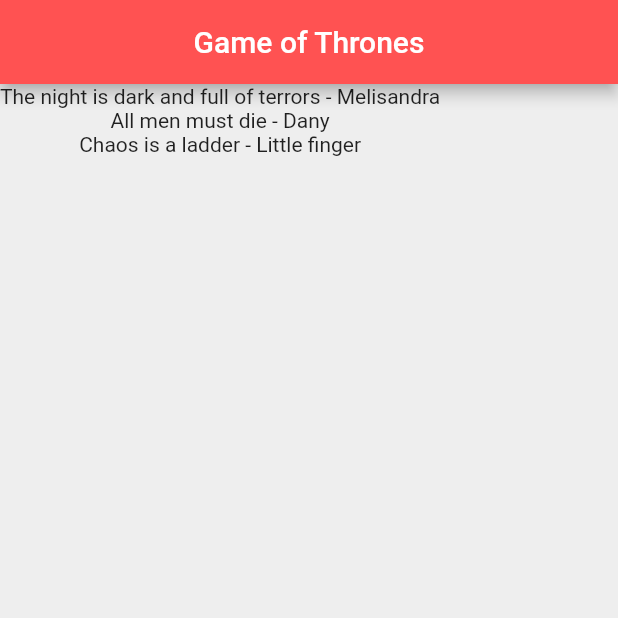
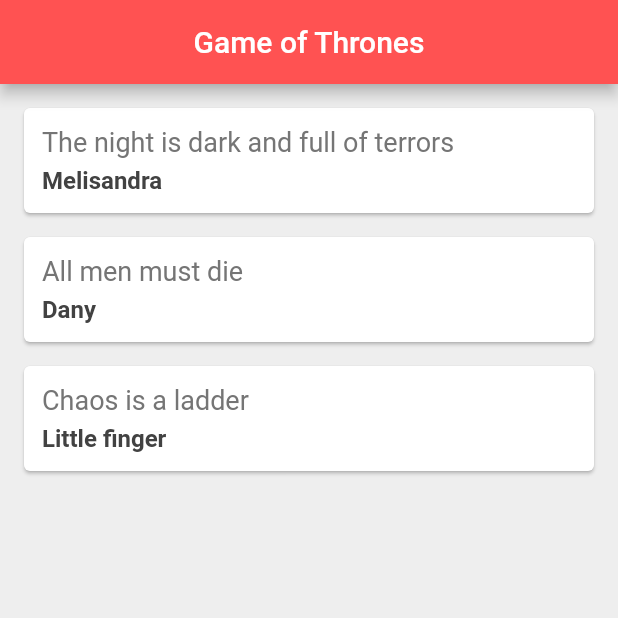
Before and after one commit to wernerCST/listdata, a Flutter app: the screen it shows after launch, on a phone screen of 412 x 824 dp, the top half of it. Run offline on Flutter 3.47's test engine with Material 2 defaults, Android fonts, the phone set to English and light mode, and no system bars.

Commit message:
creating widget class in order to return a card widget to display class data in a clear way

```diff
--- a/lib/main.dart
+++ b/lib/main.dart
@@ -15,6 +15,38 @@ class _QuoteListState extends State<QuoteList> {
     Quote(character: 'Melisandra', text: 'The night is dark and full of terrors'),
     Quote(character: 'Dany', text: 'All men must die'),
     Quote(character: 'Little finger', text: 'Chaos is a ladder'),];
+
+  Widget quoteTemplate(quote){
+    return Card(
+      margin: EdgeInsets.fromLTRB(16.0, 16.0, 16.0, 0.0),
+      child: Padding(
+        padding: const EdgeInsets.all(12.0),
+        child: Column(
+          crossAxisAlignment: CrossAxisAlignment.stretch,
+          children: <Widget>[
+            Text(
+              quote.text,
+              style: TextStyle(
+                fontSize: 18.0,
+                color: Colors.grey[600],
+              ),
+            ),
+            SizedBox(height: 6.0),
+            Text(
+              quote.character,
+              style: TextStyle(
+                fontWeight: FontWeight.bold,
+                fontSize: 16.0,
+                color: Colors.grey[800]
+              ),
+            ),
+
+          ],
+        ),
+      ),
+    );
+  }
+
   @override
   Widget build(BuildContext context) {
     return Scaffold(
@@ -25,9 +57,8 @@ class _QuoteListState extends State<QuoteList> {
         backgroundColor: Colors.redAccent,
       ),
       body: Column(
-        children: quotes.map((quotes) => Text(
-            '${quotes.text} - ${quotes.character}')).toList(),
-      ),
+        children: quotes.map((quote) => quoteTemplate(quote)).toList(),
+      )
     );
   }
 }
```
